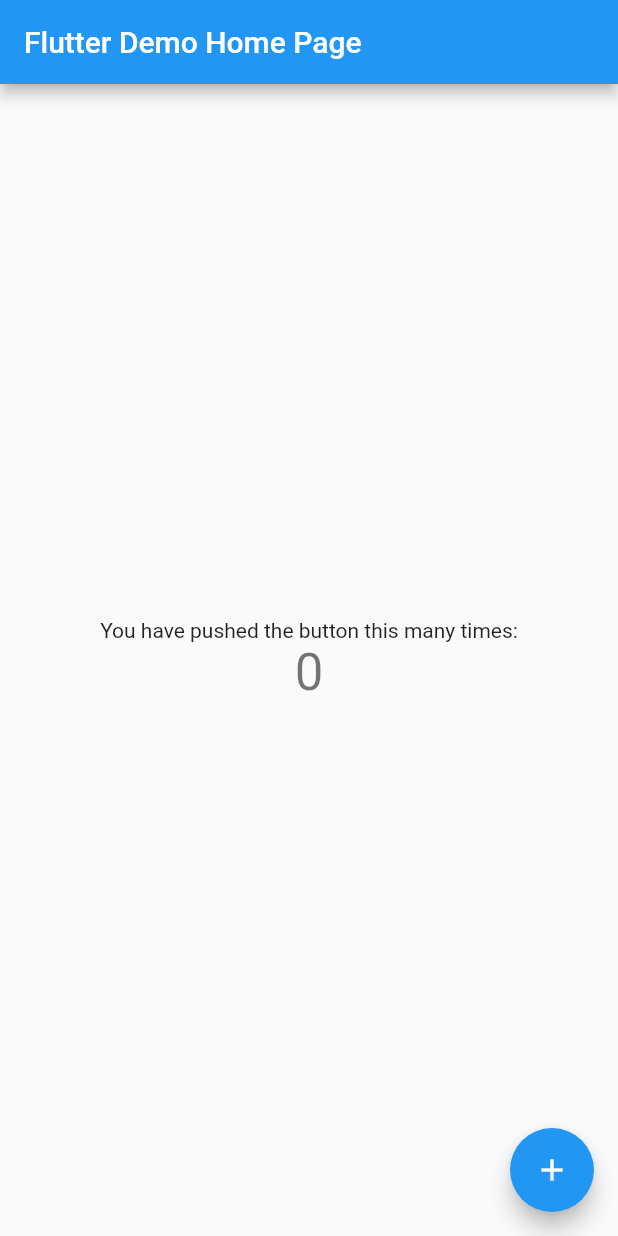
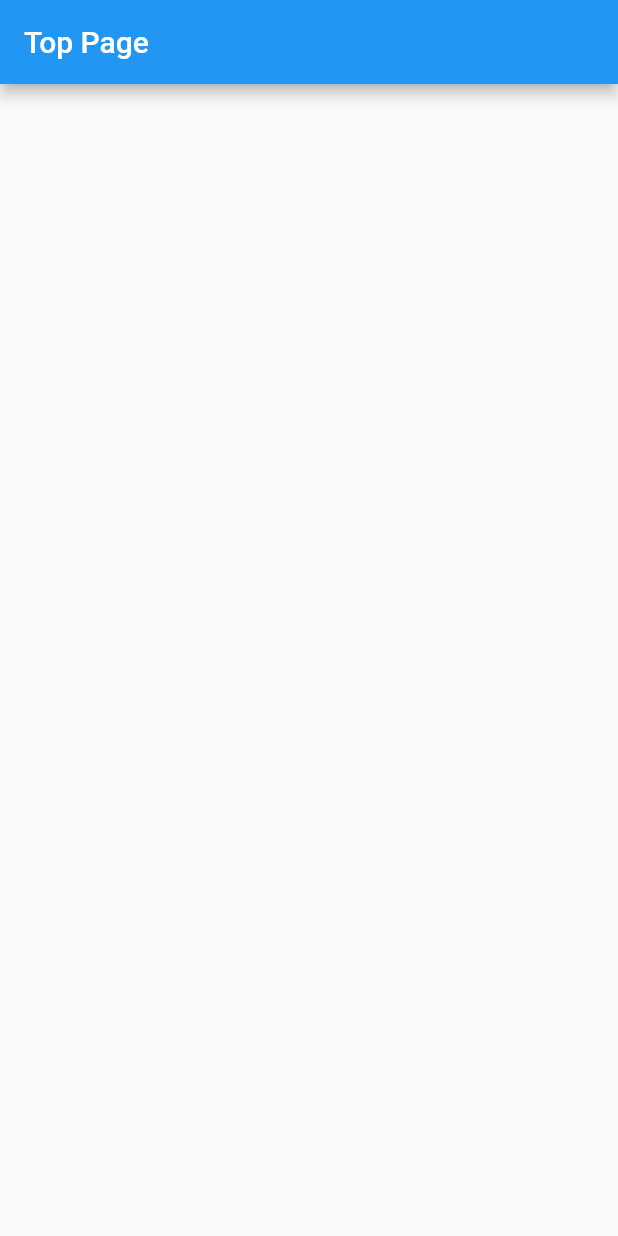
Before and after one commit to doiko123/queens_tech_lab_learning, a Flutter app: the screen it shows after launch, on a phone screen of 412 x 824 dp. Run offline on Flutter 3.47's test engine with Material 2 defaults, Android fonts, the phone set to English and light mode, and no system bars; our stand-ins replace fluttertoast.

Commit message:
デフォルトで入るコメント・FloatingActionButtonを削除しページ名を変更

```diff
--- a/task_02/lib/main.dart
+++ b/task_02/lib/main.dart
@@ -7,40 +7,20 @@ void main() {
 class MyApp extends StatelessWidget {
   const MyApp({Key? key}) : super(key: key);
 
-  // This widget is the root of your application.
   @override
   Widget build(BuildContext context) {
     return MaterialApp(
       title: 'Flutter Demo',
       theme: ThemeData(
-        // This is the theme of your application.
-        //
-        // Try running your application with "flutter run". You'll see the
-        // application has a blue toolbar. Then, without quitting the app, try
-        // changing the primarySwatch below to Colors.green and then invoke
-        // "hot reload" (press "r" in the console where you ran "flutter run",
-        // or simply save your changes to "hot reload" in a Flutter IDE).
-        // Notice that the counter didn't reset back to zero; the application
-        // is not restarted.
         primarySwatch: Colors.blue,
       ),
-      home: const MyHomePage(title: 'Flutter Demo Home Page'),
+      home: const MyHomePage(title: 'Top Page'),
     );
   }
 }
 
 class MyHomePage extends StatefulWidget {
   const MyHomePage({Key? key, required this.title}) : super(key: key);
-
-  // This widget is the home page of your application. It is stateful, meaning
-  // that it has a State object (defined below) that contains fields that affect
-  // how it looks.
-
-  // This class is the configuration for the state. It holds the values (in this
-  // case the title) provided by the parent (in this case the App widget) and
-  // used by the build method of the State. Fields in a Widget subclass are
-  // always marked "final".
-
   final String title;
 
   @override
@@ -48,68 +28,13 @@ class MyHomePage extends StatefulWidget {
 }
 
 class _MyHomePageState extends State<MyHomePage> {
-  int _counter = 0;
-
-  void _incrementCounter() {
-    setState(() {
-      // This call to setState tells the Flutter framework that something has
-      // changed in this State, which causes it to rerun the build method below
-      // so that the display can reflect the updated values. If we changed
-      // _counter without calling setState(), then the build method would not be
-      // called again, and so nothing would appear to happen.
-      _counter++;
-    });
-  }
-
   @override
   Widget build(BuildContext context) {
-    // This method is rerun every time setState is called, for instance as done
-    // by the _incrementCounter method above.
-    //
-    // The Flutter framework has been optimized to make rerunning build methods
-    // fast, so that you can just rebuild anything that needs updating rather
-    // than having to individually change instances of widgets.
     return Scaffold(
       appBar: AppBar(
-        // Here we take the value from the MyHomePage object that was created by
-        // the App.build method, and use it to set our appbar title.
         title: Text(widget.title),
       ),
-      body: Center(
-        // Center is a layout widget. It takes a single child and positions it
-        // in the middle of the parent.
-        child: Column(
-          // Column is also a layout widget. It takes a list of children and
-          // arranges them vertically. By default, it sizes itself to fit its
-          // children horizontally, and tries to be as tall as its parent.
-          //
-          // Invoke "debug painting" (press "p" in the console, choose the
-          // "Toggle Debug Paint" action from the Flutter Inspector in Android
-          // Studio, or the "Toggle Debug Paint" command in Visual Studio Code)
-          // to see the wireframe for each widget.
-          //
-          // Column has various properties to control how it sizes itself and
-          // how it positions its children. Here we use mainAxisAlignment to
-          // center the children vertically; the main axis here is the vertical
-          // axis because Columns are vertical (the cross axis would be
-          // horizontal).
-          mainAxisAlignment: MainAxisAlignment.center,
-          children: <Widget>[
-            const Text(
-              'You have pushed the button this many times:',
-            ),
-            Text(
-              '$_counter',
-              style: Theme.of(context).textTheme.headline4,
-            ),
-          ],
-        ),
-      ),
-      floatingActionButton: FloatingActionButton(
-        onPressed: _incrementCounter,
-        tooltip: 'Increment',
-        child: const Icon(Icons.add),
-      ), // This trailing comma makes auto-formatting nicer for build methods.
+      body: Container(),
     );
   }
 }
```
